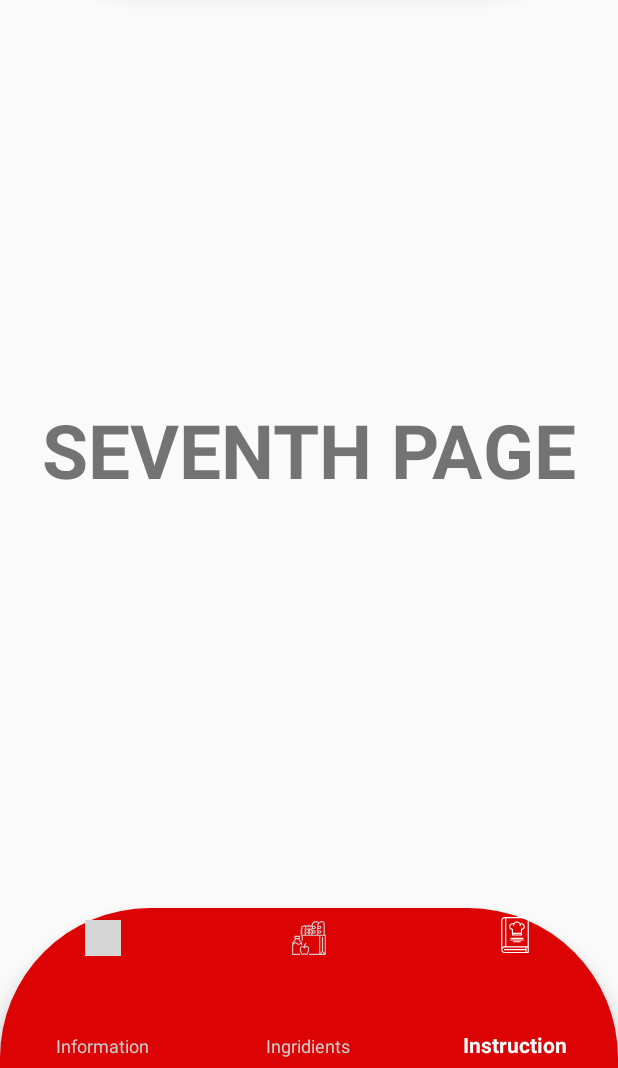
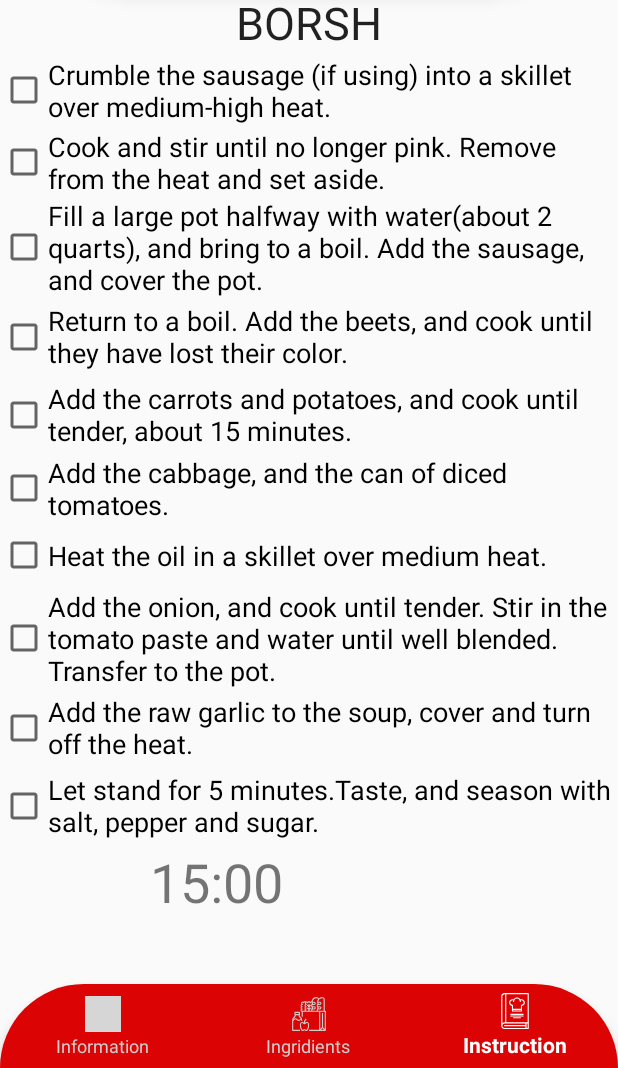
Before and after one commit to thinkingMark/Havka, an Android app: the Instructions screen opened directly, with no data from a screen before it, on a phone screen of 412 x 824 dp, the part 168-1236 px from its top. Run offline under Robolectric (Android 15) with nearby library versions, the phone set to English and light mode, and no system bars; our stand-ins replace Navigation 3; grey boxes are pictures that could not be loaded.

Commit message:
7 сторінка

```diff
--- a/app/src/main/java/com/example/havka/Instructions.java
+++ b/app/src/main/java/com/example/havka/Instructions.java
@@ -5,18 +5,56 @@ import androidx.appcompat.app.AppCompatActivity;
 
 import android.content.Intent;
 import android.os.Bundle;
+import android.os.CountDownTimer;
 import android.view.MenuItem;
 import android.view.View;
 import android.widget.Button;
+import android.widget.TextView;
 
 import com.google.android.material.bottomnavigation.BottomNavigationView;
 
+import java.util.Locale;
+
 public class Instructions extends AppCompatActivity {
+    public static final long START_TIME_IN_MILLIS = 900000;
+
+    private TextView mTextViewCountDown;
+    private Button mButtonStartPause;
+    private Button mButtonReset;
+
+    private CountDownTimer mCountDownTimer;
+
+    private boolean mTimerRunning;
+
+    private long mTimeLeftInMillis = START_TIME_IN_MILLIS;
 
     @Override
     protected void onCreate(Bundle savedInstanceState) {
         super.onCreate(savedInstanceState);
         setContentView(R.layout.activity_instructions);
+
+        mTextViewCountDown = findViewById(R.id.text_View_countdown);
+        mButtonStartPause = findViewById(R.id.button_start_pause);
+        mButtonReset = findViewById(R.id.button_Reset);
+
+        mButtonStartPause.setOnClickListener(new View.OnClickListener() {
+            @Override
+            public void onClick(View v) {
+                if (mTimerRunning) {
+                    pauseTimer();
+                } else {
+                    startTimer();
+                }
+            }
+        });
+        mButtonReset.setOnClickListener(new View.OnClickListener() {
+            @Override
+            public void onClick(View v) {
+                 resetTimer();
+            }
+        });
+
+        updateCountDownText();
 
         // Ініцілізуємо змінну та присвоюємо їй обєкт з activity_main.xml
         BottomNavigationView bottomNavigationView = findViewById(R.id.bootom_navigation);
@@ -46,4 +84,45 @@ public class Instructions extends AppCompatActivity {
         });
 
     }
+
+    private void pauseTimer() {
+        mCountDownTimer.cancel();
+        mTimerRunning= false;
+        mButtonStartPause.setText("Start");
+        mButtonReset.setVisibility(View.VISIBLE);
+    }
+    private void startTimer() {
+        mCountDownTimer = new CountDownTimer(mTimeLeftInMillis, 1000) {
+            @Override
+            public void onTick(long millisUntilFinished) {
+                mTimeLeftInMillis = millisUntilFinished;
+                updateCountDownText();
+            }
+
+            @Override
+            public void onFinish() {
+                mTimerRunning = false;
+                mButtonStartPause.setText("Start");
+                mButtonStartPause.setVisibility(View.INVISIBLE);
+                mButtonReset.setVisibility(View.VISIBLE);
+            }
+        }.start();
+        mTimerRunning = true;
+        mButtonStartPause.setText("pause");
+        mButtonReset.setVisibility(View.INVISIBLE);
+    }
+    private void resetTimer() {
+        mTimeLeftInMillis = START_TIME_IN_MILLIS;
+        updateCountDownText();
+        mButtonReset.setVisibility(View.INVISIBLE);
+        mButtonStartPause.setVisibility(View.VISIBLE);
+    }
+    private void updateCountDownText(){
+        int minutes = (int) (mTimeLeftInMillis / 1000) / 60;
+        int seconds = (int) (mTimeLeftInMillis / 1000) % 60;
+
+        String timeLeftFormatted = String.format(Locale.getDefault(),"%02d:%02d",minutes,seconds);
+        mTextViewCountDown.setText(timeLeftFormatted);
+
+    }
 }
--- a/app/src/main/res/layout/activity_instructions.xml
+++ b/app/src/main/res/layout/activity_instructions.xml
@@ -7,19 +7,11 @@
     android:layout_height="match_parent"
     tools:context=".MainActivity">
 
-    <TextView
-        android:layout_width="wrap_content"
-        android:layout_height="wrap_content"
-        android:text="SEVENTH PAGE"
-        android:textSize="50sp"
-        android:textStyle="bold"
-        android:layout_centerInParent="true"/>
-
     <com.google.android.material.bottomnavigation.BottomNavigationView
         android:id="@+id/bootom_navigation"
         android:layout_width="match_parent"
+        android:layout_height="wrap_content"
         android:layout_alignParentBottom="true"
-        android:layout_height="160px"
         android:background="@drawable/background"
         app:itemIconTint="@drawable/selector"
         app:itemTextColor="@drawable/selector"
@@ -44,4 +36,120 @@
             app:srcCompat="@drawable/logo" />
     </com.google.android.material.bottomnavigation.BottomNavigationView>
 
+    <LinearLayout
+        android:layout_width="match_parent"
+        android:layout_height="727dp"
+        android:layout_marginVertical="160px"
+        android:layout_marginTop="160px"
+        android:orientation="vertical">
+
+        <TextView
+            android:layout_width="wrap_content"
+            android:layout_height="wrap_content"
+            android:layout_gravity="center_horizontal"
+            android:text="BORSH"
+            android:textAppearance="@style/TextAppearance.AppCompat"
+            android:textSize="30sp" />
+
+        <CheckBox
+            android:layout_width="match_parent"
+            android:layout_height="50dp"
+            android:text="Crumble the sausage (if using) into a skillet over medium-high heat."
+            android:textSize="18dp" />
+
+        <CheckBox
+            android:layout_width="match_parent"
+            android:layout_height="wrap_content"
+            android:text="Cook and stir until no longer pink. Remove from the heat and set aside."
+            android:textSize="18dp" />
+
+        <CheckBox
+            android:layout_width="match_parent"
+            android:layout_height="wrap_content"
+            android:text="Fill a large pot halfway with water(about 2 quarts), and bring to a boil. Add the sausage, and cover the pot."
+            android:textSize="18dp" />
+
+        <CheckBox
+            android:layout_width="match_parent"
+            android:layout_height="52dp"
+            android:text="Return to a boil. Add the beets, and cook until they have lost their color."
+            android:textSize="18dp" />
+
+        <CheckBox
+            android:layout_width="match_parent"
+            android:layout_height="52dp"
+            android:text="Add the carrots and potatoes, and cook until tender, about 15 minutes. "
+            android:textSize="18dp" />
+
+        <CheckBox
+            android:layout_width="match_parent"
+            android:layout_height="wrap_content"
+            android:text="Add the cabbage, and the can of diced tomatoes."
+            android:textSize="18dp" />
+
+        <CheckBox
+            android:layout_width="match_parent"
+            android:layout_height="43dp"
+            android:text="Heat the oil in a skillet over medium heat."
+            android:textSize="18dp" />
+
+        <CheckBox
+            android:layout_width="match_parent"
+            android:layout_height="wrap_content"
+            android:text="Add the onion, and cook until tender. Stir in the tomato paste and water until well blended. Transfer to the pot."
+            android:textSize="18dp" />
+
+        <CheckBox
+            android:layout_width="match_parent"
+            android:layout_height="52dp"
+            android:text="Add the raw garlic to the soup, cover and turn off the heat."
+            android:textSize="18dp" />
+
+        <CheckBox
+            android:layout_width="match_parent"
+            android:layout_height="52dp"
+            android:text="Let stand for 5 minutes.Taste, and season with salt, pepper and sugar."
+            android:textSize="18dp" />
+
+        <TextView
+            android:id="@+id/text_View_countdown"
+            android:layout_width="211dp"
+            android:layout_height="wrap_content"
+            android:layout_gravity="center_horizontal"
+            android:text="       00:00"
+
+            android:textSize="36sp" />
+        <LinearLayout
+            android:layout_width="match_parent"
+            android:layout_height="wrap_content"
+            android:layout_marginVertical="20px"
+            android:layout_marginTop="20px"
+            android:orientation="horizontal">
+
+            <Button
+                android:id="@+id/button_start_pause"
+                android:layout_width="205dp"
+                android:layout_height="58dp"
+                android:layout_below="@+id/textView"
+                android:layout_marginTop="1dp"
+                android:layout_toEndOf="@+id/textView"
+                android:layout_toRightOf="@+id/textView"
+                android:text="START"
+                android:textSize="24sp" />
+
+            <Button
+                android:id="@+id/button_Reset"
+                android:layout_width="205dp"
+                android:layout_height="58dp"
+                android:layout_below="@+id/textView"
+                android:layout_marginTop="1dp"
+                android:layout_toEndOf="@+id/textView"
+                android:text="Reset"
+                android:textSize="24sp"
+                android:visibility="invisible"
+                tools:visibility="visible"/>
+        </LinearLayout>
+
+    </LinearLayout>
+
 </RelativeLayout>
--- a/app/src/main/res/values/strings.xml
+++ b/app/src/main/res/values/strings.xml
@@ -1,3 +1,4 @@
 <resources>
     <string name="app_name">Havka</string>
+    <string name="mkkkfklfsld">MKKKFKLFSLD</string>
 </resources>
```
